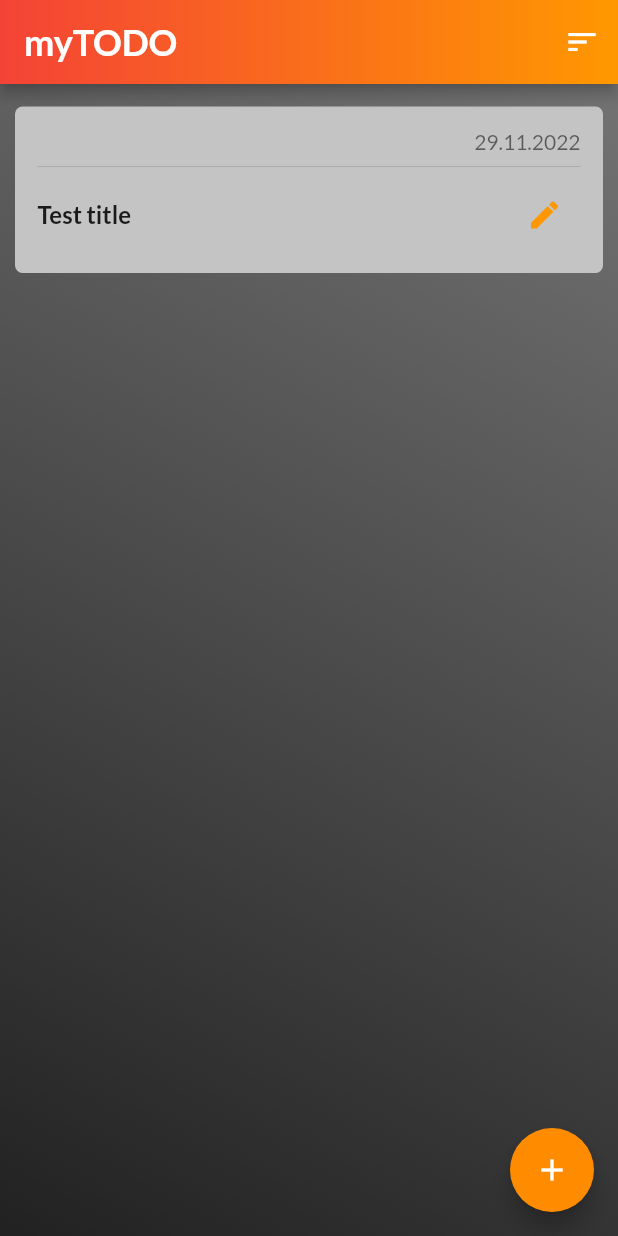
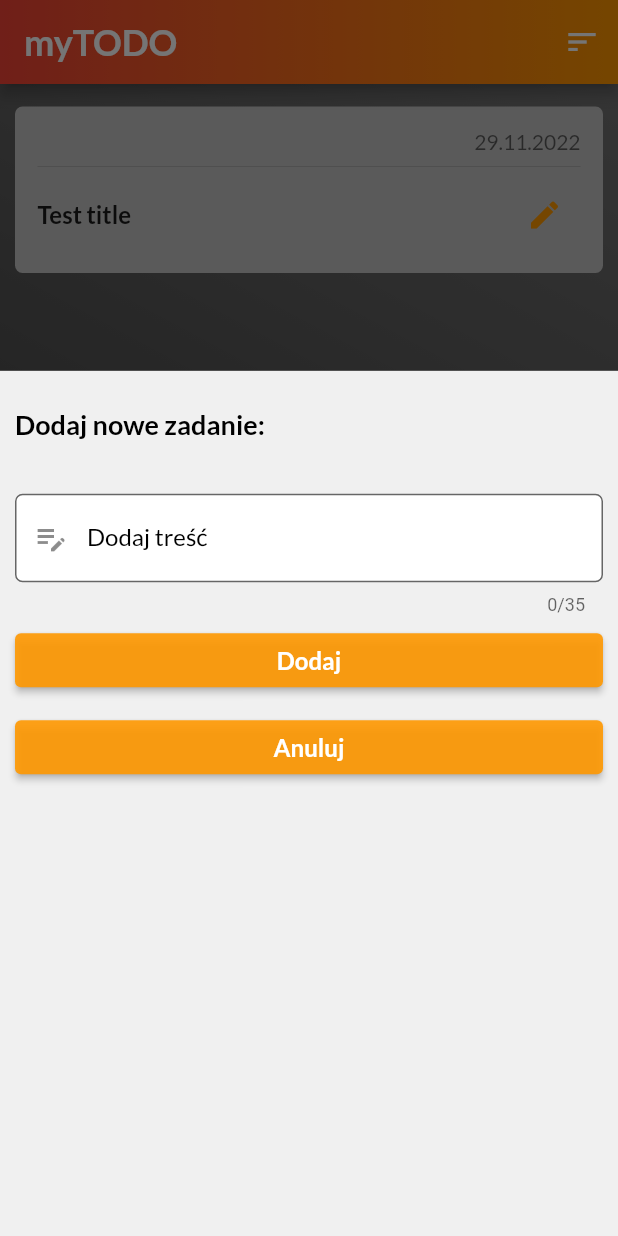
Before and after one commit to piotrpeczkowski/my_todo_app, a Flutter app: the screen it shows after launch, after a tap on the "add" icon, on a phone screen of 412 x 824 dp. Run offline on Flutter 3.47's test engine with Material 2 defaults, Android fonts, the phone set to English and light mode, and no system bars; our stand-ins replace google_fonts.

Commit message:
add widgets page and ModdalBottomSheetAdd widget

```diff
--- a/lib/home_page/home_page.dart
+++ b/lib/home_page/home_page.dart
@@ -1,6 +1,7 @@
 import 'package:flutter/material.dart';
 import 'package:google_fonts/google_fonts.dart';
 import 'package:my_todo_app/main.dart';
+import 'package:my_todo_app/widgets/widgets.dart';
 
 class HomePage extends StatefulWidget {
   const HomePage({Key? key}) : super(key: key);
@@ -41,7 +42,7 @@ class _HomePageState extends State<HomePage> {
       floatingActionButton: FloatingActionButton(
         backgroundColor: const Color.fromARGB(255, 255, 140, 0),
         tooltip: 'add TODO',
-        onPressed: () {},
+        onPressed: () => ModalBottomSheetAdd.addPosition(context),
         child: const Icon(Icons.add),
       ),
       body: Container(
@@ -56,7 +57,9 @@ class _HomePageState extends State<HomePage> {
           ),
         ),
         child: ListView(
-          children: const [NoteWidget('Test title', "29.11.2022")],
+          children: const [
+            NoteWidget('Test title', "29.11.2022"),
+          ],
         ),
       ),
     );
--- /dev/null
+++ b/lib/widgets/widgets.dart
@@ -0,0 +1,116 @@
+import 'package:flutter/material.dart';
+import 'package:google_fonts/google_fonts.dart';
+
+class ModalBottomSheetAdd {
+  static void addPosition(context) {
+    showModalBottomSheet(
+      backgroundColor: const Color.fromARGB(255, 240, 240, 240),
+      isScrollControlled: true,
+      isDismissible: false,
+      context: context,
+      builder: (BuildContext context) {
+        return SizedBox(
+          height: MediaQuery.of(context).size.height * 0.7,
+          child: Padding(
+            padding: EdgeInsets.only(
+                top: 15,
+                left: 10,
+                right: 10,
+                bottom: MediaQuery.of(context).viewInsets.bottom + 15),
+            child: ListView(
+              children: [
+                Padding(
+                  padding: const EdgeInsets.only(bottom: 25, top: 10),
+                  child: Text(
+                    'Dodaj nowe zadanie:',
+                    style: GoogleFonts.lato(
+                      fontSize: 18,
+                      fontWeight: FontWeight.bold,
+                      color: Colors.black,
+                    ),
+                  ),
+                ),
+                //TEXT FIELD - NAZWA RESTAURACJI
+                Padding(
+                  padding: const EdgeInsets.only(bottom: 6, top: 10),
+                  child: Theme(
+                    data: Theme.of(context).copyWith(
+                        colorScheme: ThemeData()
+                            .colorScheme
+                            .copyWith(primary: Colors.orange)),
+                    child: TextField(
+                      maxLength: 35,
+                      style: GoogleFonts.lato(
+                          fontSize: 16,
+                          fontWeight: FontWeight.bold,
+                          color: Colors.black),
+                      decoration: InputDecoration(
+                        label: Text(
+                          'Dodaj treść',
+                          style: GoogleFonts.lato(
+                              fontSize: 16,
+                              fontWeight: FontWeight.normal,
+                              color: Colors.black),
+                        ),
+                        filled: true,
+                        fillColor: Colors.white,
+                        focusColor: Colors.orange,
+                        prefixIcon: const Icon(Icons.edit_note),
+                        focusedBorder: const OutlineInputBorder(
+                          borderSide: BorderSide(
+                            width: 1,
+                            color: Colors.orange,
+                          ),
+                        ),
+                        border: OutlineInputBorder(
+                            borderRadius: BorderRadius.circular(5)),
+                      ),
+                      controller: null,
+                    ),
+                  ),
+                ),
+                //PRZYCISK DODAJ
+                Padding(
+                  padding: const EdgeInsets.only(top: 0),
+                  child: ElevatedButton(
+                    style: ElevatedButton.styleFrom(
+                      backgroundColor: Colors.orange.withOpacity(0.9),
+                    ),
+                    onPressed: () {
+                      Navigator.of(context).pop();
+                    },
+                    child: Text('Dodaj',
+                        style: GoogleFonts.lato(
+                          fontSize: 16,
+                          fontWeight: FontWeight.bold,
+                          color: Colors.white,
+                        )),
+                  ),
+                ),
+                //PRZYCISK ANULUJ
+                Padding(
+                  padding: const EdgeInsets.only(top: 10),
+                  child: ElevatedButton(
+                    onPressed: () {
+                      Navigator.of(context).pop();
+                    },
+                    style: ElevatedButton.styleFrom(
+                        backgroundColor: Colors.orange.withOpacity(0.9)),
+                    child: Text(
+                      'Anuluj',
+                      style: GoogleFonts.lato(
+                        fontSize: 16,
+                        fontWeight: FontWeight.bold,
+                        color: Colors.white,
+                      ),
+                    ),
+                  ),
+                ),
+              ],
+            ),
+          ),
+        );
+      },
+    );
+  }
+}
```
